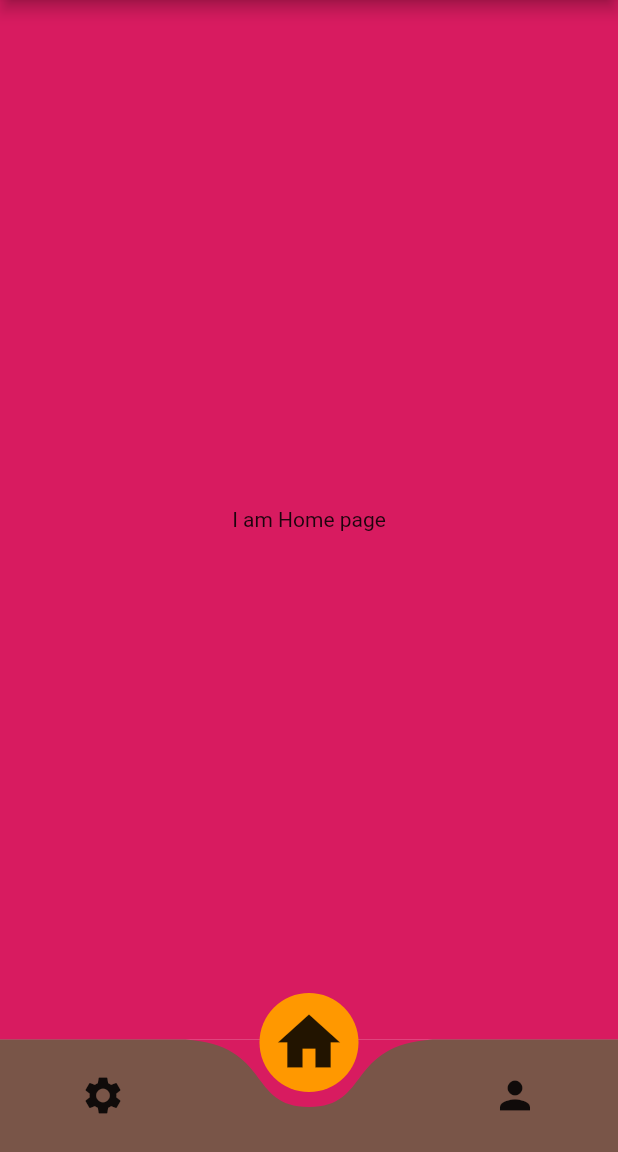
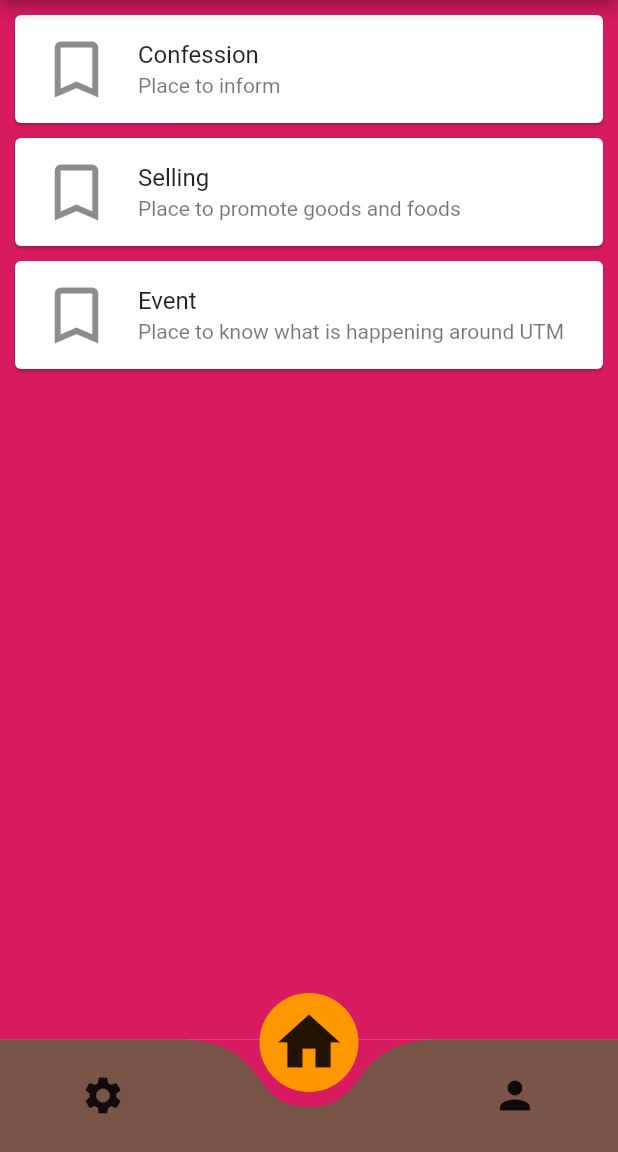
Before and after one commit to e3butterjam/ProjectMAP, a Flutter app: the MyApp screen opened directly, item 2 of the bottom bar chosen, on a phone screen of 412 x 824 dp, the part 84-1236 px from its top. Run offline on Flutter 3.47's test engine with Material 2 defaults, Android fonts, the phone set to English and light mode, and no system bars; drawn by our look-alikes of curved_navigation_bar.

Commit message:
Home page with content

```diff
--- a/lib/Home.dart
+++ b/lib/Home.dart
@@ -10,11 +10,37 @@ class Home extends StatelessWidget {
       home:Scaffold(
         body: Container (
           color: Colors.pink[600],
-          child: Center(
-          child: Text('I am Home page'),
+          child: Column(
+          children: <Widget> [
+            _buildContent('Confession', 'Place to inform'),
+            _buildContent('Selling', 'Place to promote goods and foods'),
+            _buildContent('Event', 'Place to know what is happening around UTM'),
+            ]
           ),
         ),
       ),
     );
   }
+
+
+  Widget _buildContent(title,desc) {
+      return Card(
+        margin: EdgeInsets.only(left: 10,right: 10,top: 10),
+    child: Column(
+      mainAxisSize: MainAxisSize.min,
+      children: <Widget>[
+        InkWell (
+          onTap: () {},
+        child: ListTile(
+
+          leading: Icon(Icons.bookmark_border, size: 50),
+          title: Text(title),
+          subtitle: Text(desc),
+        ),
+        ),
+      ],
+    ),
+  );
+  }
+
 }
--- a/lib/main.dart
+++ b/lib/main.dart
@@ -18,7 +18,7 @@ class MyApp extends StatefulWidget {
 }
 
 class MyAppState extends State<MyApp> {
-  int _selectedPage = 0;
+  int _selectedPage = 1;
   final _pageOptions = [
     Settings(),
     Home(),
--- a/pubspec.yaml
+++ b/pubspec.yaml
@@ -17,7 +17,7 @@ environment:
   sdk: ">=2.1.0 <3.0.0"
 
 dependencies:
-curved_navigation_bar: ^0.3.2
+  curved_navigation_bar: ^0.3.2
   flutter:
     sdk: flutter
 
```
Also changed, not shown: pubspec.lock.
